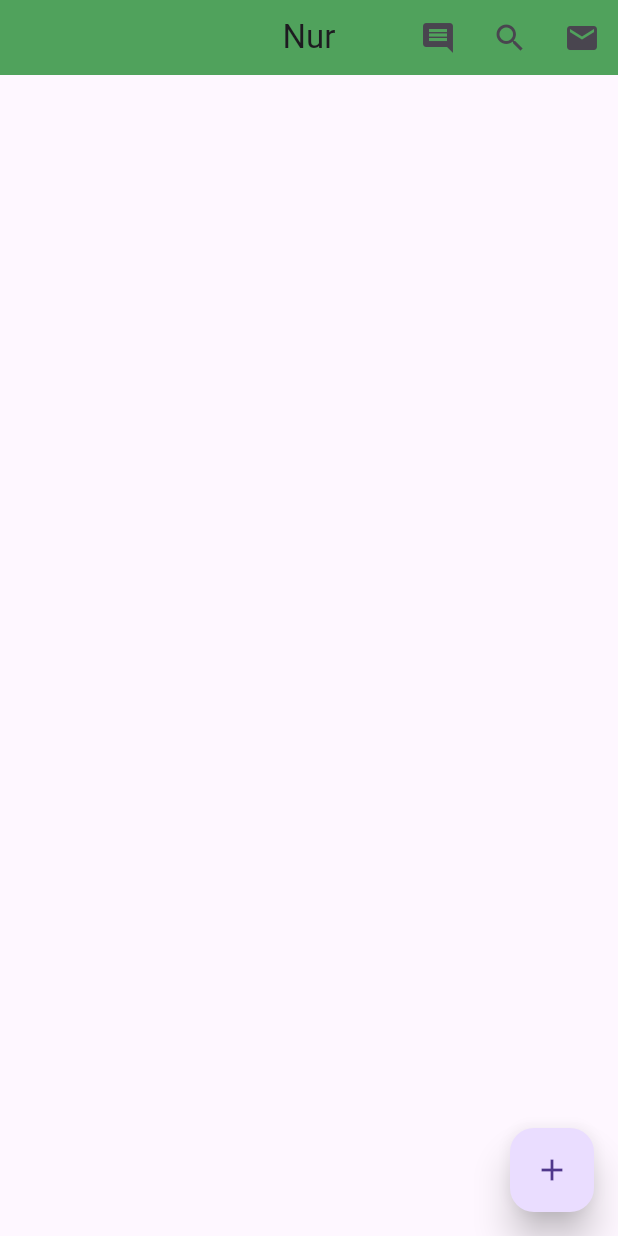
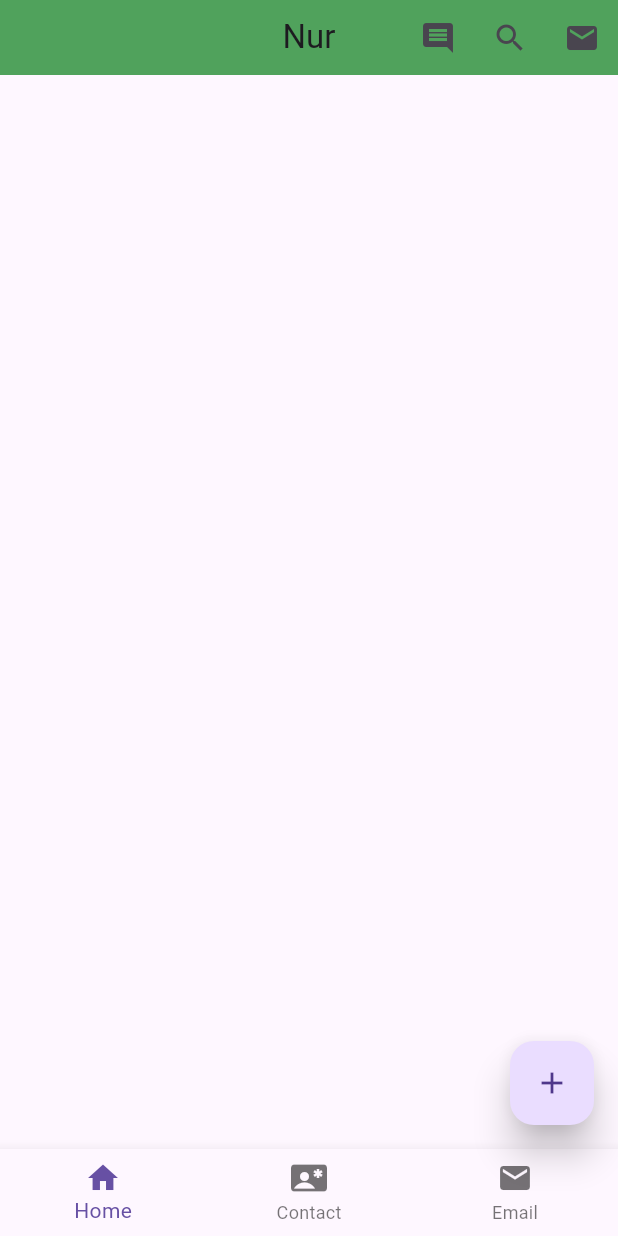
Before and after one commit to HossainNur/Flutter-learning-journey, a Flutter app: the screen it shows after launch, on a phone screen of 412 x 824 dp. Run offline on Flutter 3.47's test engine with Material 3 defaults, Android fonts, the phone set to English and light mode, and no system bars.

Commit message:
bottomNavigationBar widget added

```diff
--- a/lib/main.dart
+++ b/lib/main.dart
@@ -29,12 +29,26 @@ class HomeActivity extends StatelessWidget{
   @override
   Widget build(BuildContext context) {
     return Scaffold(
-      floatingActionButton: FloatingActionButton(
-        elevation: 10,
-          child: Icon(Icons.add),
-          onPressed: (){
-          MySnackBar("Floating Action Button", context);
-          }),
+      bottomNavigationBar: BottomNavigationBar(
+        currentIndex: 0,
+        items: [
+          BottomNavigationBarItem(icon: Icon(Icons.home),label: "Home"),
+          BottomNavigationBarItem(icon: Icon(Icons.contact_emergency),label: "Contact"),
+          BottomNavigationBarItem(icon: Icon(Icons.email),label: "Email"),
+        ],
+        onTap: (int index){
+          if(index== 0){
+            MySnackBar("home", context);
+          }
+          if(index== 1){
+            MySnackBar("contact", context);
+          }
+          if(index== 2){
+            MySnackBar("email", context);
+          }
+        },
+      ),
+      floatingActionButton: FloatingActionButton(elevation: 10, child: Icon(Icons.add), onPressed: (){MySnackBar("Floating Action Button", context);}),
       appBar: AppBar(
         title: Text("Nur"),
         titleSpacing: 0,
```
